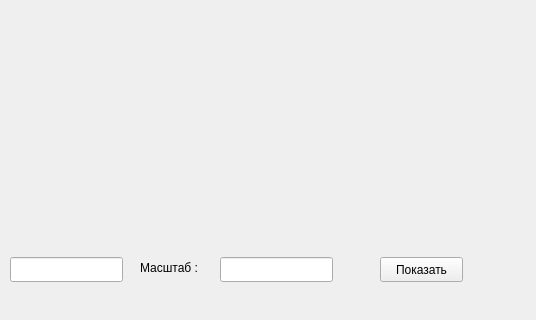
This is untitled.ui in Belousk/Map_Searching as Qt 5 draws it before an edit; both pictures show x 160 to 696 and y 193 to 513 of the 696 by 513 pixel window. The edited form follows.
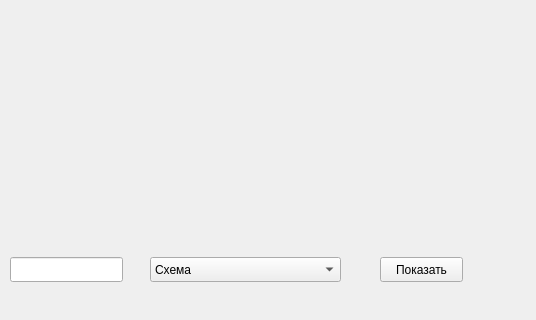
This is the edited form.

Patch:
```diff
--- a/untitled.ui
+++ b/untitled.ui
@@ -23,16 +23,6 @@
     </rect>
    </property>
   </widget>
-  <widget class="QLineEdit" name="lineEdit_2">
-   <property name="geometry">
-    <rect>
-     <x>380</x>
-     <y>450</y>
-     <width>113</width>
-     <height>25</height>
-    </rect>
-   </property>
-  </widget>
   <widget class="QLabel" name="label">
    <property name="geometry">
     <rect>
@@ -46,19 +36,6 @@
     <string>Введите координаты: </string>
    </property>
   </widget>
-  <widget class="QLabel" name="label_2">
-   <property name="geometry">
-    <rect>
-     <x>300</x>
-     <y>450</y>
-     <width>71</width>
-     <height>21</height>
-    </rect>
-   </property>
-   <property name="text">
-    <string>Масштаб : </string>
-   </property>
-  </widget>
   <widget class="QPushButton" name="pushButton">
    <property name="geometry">
     <rect>
@@ -72,6 +49,31 @@
     <string>Показать</string>
    </property>
   </widget>
+  <widget class="QComboBox" name="comboBox">
+   <property name="geometry">
+    <rect>
+     <x>310</x>
+     <y>450</y>
+     <width>191</width>
+     <height>25</height>
+    </rect>
+   </property>
+   <item>
+    <property name="text">
+     <string>Схема</string>
+    </property>
+   </item>
+   <item>
+    <property name="text">
+     <string>Спутник</string>
+    </property>
+   </item>
+   <item>
+    <property name="text">
+     <string>Гибрид</string>
+    </property>
+   </item>
+  </widget>
  </widget>
  <resources/>
  <connections/>
```
